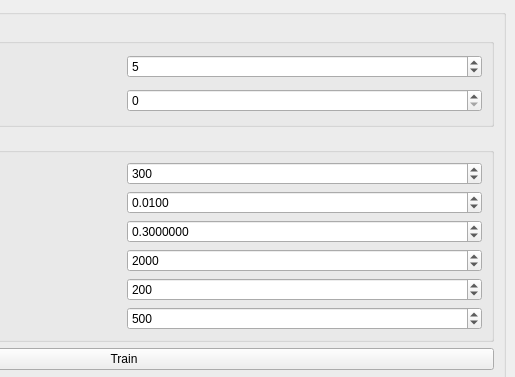
Above: window.ui from zzv2/cs4701 before the change; both pictures show x 267 to 782 and y 0 to 377 of the 782 by 897 pixel window. Below: the same form after it.
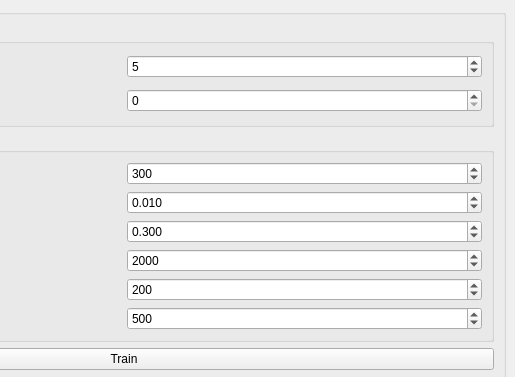
That is the form after the change. Custom widgets are drawn as their Qt base class.

Patch:
```diff
--- a/window.ui
+++ b/window.ui
@@ -121,7 +121,7 @@
           <item row="4" column="1">
            <widget class="QDoubleSpinBox" name="training_tolerance">
             <property name="decimals">
-             <number>7</number>
+             <number>3</number>
             </property>
             <property name="maximum">
              <double>1.000000000000000</double>
@@ -151,7 +151,7 @@
           <item row="2" column="1">
            <widget class="QDoubleSpinBox" name="learning_rate">
             <property name="decimals">
-             <number>4</number>
+             <number>3</number>
             </property>
             <property name="maximum">
              <double>1.000000000000000</double>
```
Left out of the diff: 4 changed lines with no effect on the pictures.
